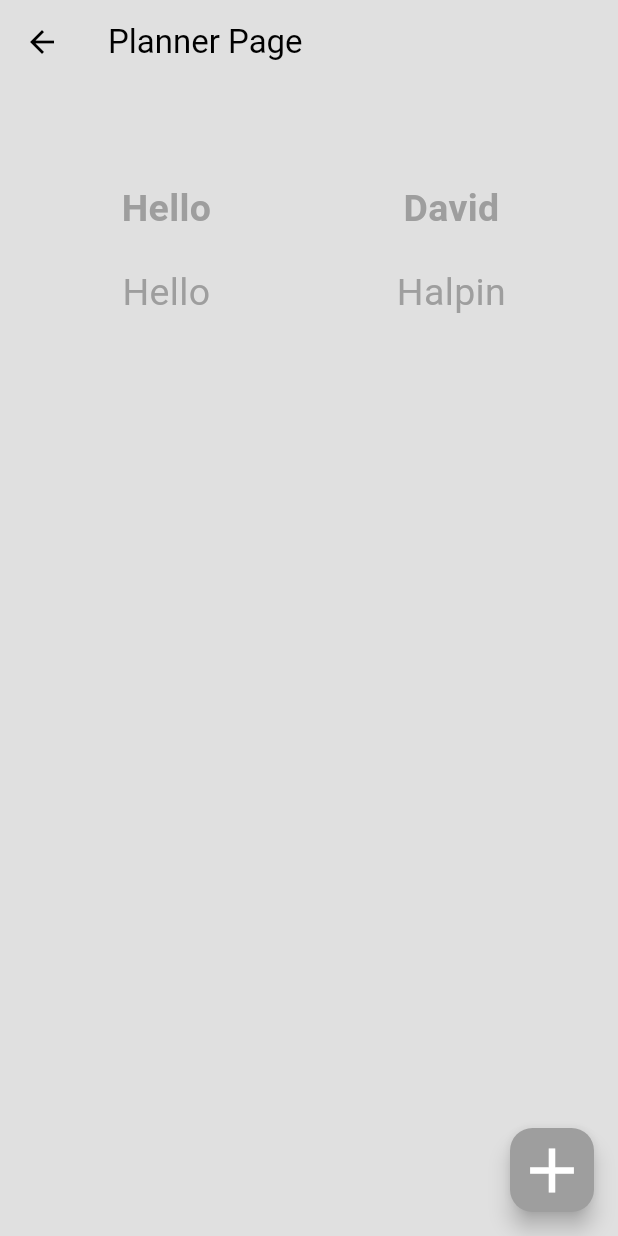
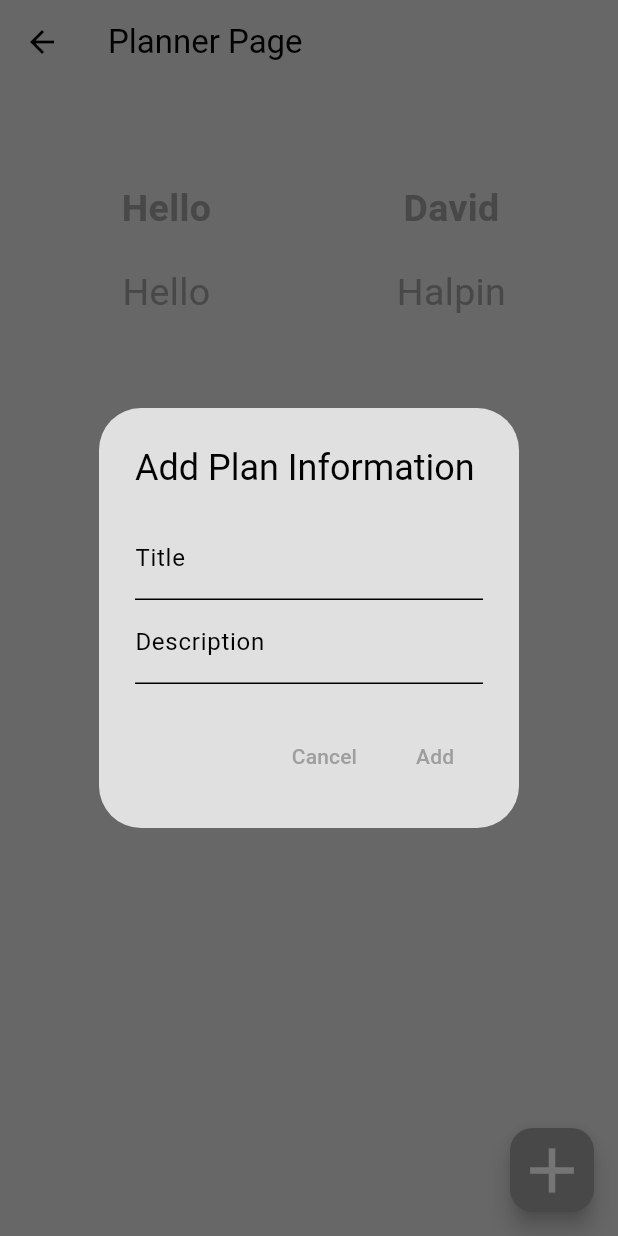
Before and after one commit to Halpinator/walkingapp, a Flutter app: the PlannerPage screen opened directly, after a tap on the "add" icon, on a phone screen of 412 x 824 dp. Run offline on Flutter 3.47's test engine with Material 3 defaults, Android fonts, the light colour scheme and no system bars; our stand-ins replace firebase_auth, firebase_core; accounts and stored records are empty.

Commit message:
Added ability to add plans to planner page

```diff
--- /dev/null
+++ b/lib/functions/addPlanDialog.dart
@@ -0,0 +1,43 @@
+import 'package:flutter/material.dart';
+
+void addPlanDialog(BuildContext context, Function(String, String) addTile) {
+  TextEditingController titleController = TextEditingController();
+  TextEditingController descriptionController = TextEditingController();
+
+  showDialog(
+    context: context,
+    builder: (BuildContext context) {
+      return AlertDialog(
+        title: const Text('Add Plan Information'),
+        content: Column(
+          mainAxisSize: MainAxisSize.min,
+          children: <Widget>[
+            TextField(
+              controller: titleController,
+              decoration: const InputDecoration(labelText: 'Title'),
+            ),
+            TextField(
+              controller: descriptionController,
+              decoration: const InputDecoration(labelText: 'Description'),
+            ),
+          ],
+        ),
+        actions: <Widget>[
+          TextButton(
+            child: const Text('Cancel'),
+            onPressed: () {
+              Navigator.of(context).pop();
+            },
+          ),
+          TextButton(
+            child: const Text('Add'),
+            onPressed: () {
+              addTile(titleController.text, descriptionController.text);
+              Navigator.of(context).pop();
+            },
+          ),
+        ],
+      );
+    },
+  );
+}
--- a/lib/pages/planner_page.dart
+++ b/lib/pages/planner_page.dart
@@ -1,20 +1,36 @@
 import 'package:flutter/material.dart';
 import 'package:walkingapp/components/my_plannertilegridview.dart';
+import 'package:walkingapp/functions/addPlanDialog.dart';
 
-class PlannerPage extends StatelessWidget {
+class PlannerPage extends StatefulWidget {
   PlannerPage({super.key});
 
-  final List<List<String>> todoInformation = [
+  @override
+  State<PlannerPage> createState() => _PlannerPageState();
+}
+
+class _PlannerPageState extends State<PlannerPage> {
+  TextEditingController titleController = TextEditingController();
+
+  TextEditingController descriptionController = TextEditingController();
+
+  final List<List<String>> tileInformation = [
     ["Hello", "Hello"],
     ["David", "Halpin"],
   ];
+
+  void _addTile(String title, String description) {
+    setState(() {
+      tileInformation.add([title, description]);
+    });
+  }
 
   @override
   Widget build(BuildContext context) {
     return Scaffold(
       appBar: AppBar(title: const Text("Planner Page")),
       floatingActionButton: FloatingActionButton(
-        onPressed: () {},
+        onPressed: () => addPlanDialog(context, _addTile),
         splashColor: Theme.of(context).colorScheme.surface,
         shape: const RoundedRectangleBorder(borderRadius: BorderRadius.all(Radius.circular(15))),
         child: const Icon(
@@ -26,7 +42,7 @@ class PlannerPage extends StatelessWidget {
         padding: const EdgeInsets.all(16),
         child: Column (
           children: [
-            Expanded(child: MyPlannerTileGridView(plannerList: todoInformation))
+            Expanded(child: MyPlannerTileGridView(plannerList: tileInformation))
           ],
         ),
       )
```
